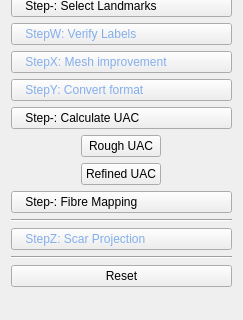
Before: the Qt Designer form CemrgApp/Plugins/kcl.cemrgapp.atrialfibres/src/internal/AtrialFibresViewControls.ui in OpenHeartDevelopers/CemrgApp, drawn with Qt 5; both pictures show x 0 to 243 and y 465 to 785 of the 243 by 887 pixel window.
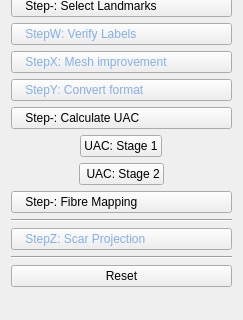
After: the same form once the commit is applied.

```diff
--- a/CemrgApp/Plugins/kcl.cemrgapp.atrialfibres/src/internal/AtrialFibresViewControls.ui
+++ b/CemrgApp/Plugins/kcl.cemrgapp.atrialfibres/src/internal/AtrialFibresViewControls.ui
@@ -271,14 +271,14 @@
    <item alignment="Qt::AlignHCenter">
     <widget class="QPushButton" name="button_0_1_uacRough">
      <property name="text">
-      <string>Rough UAC</string>
+      <string>UAC: Stage 1</string>
      </property>
     </widget>
    </item>
    <item alignment="Qt::AlignHCenter">
     <widget class="QPushButton" name="button_0_2_uacRefined">
      <property name="text">
-      <string>Refined UAC</string>
+      <string> UAC: Stage 2</string>
      </property>
     </widget>
    </item>
```
